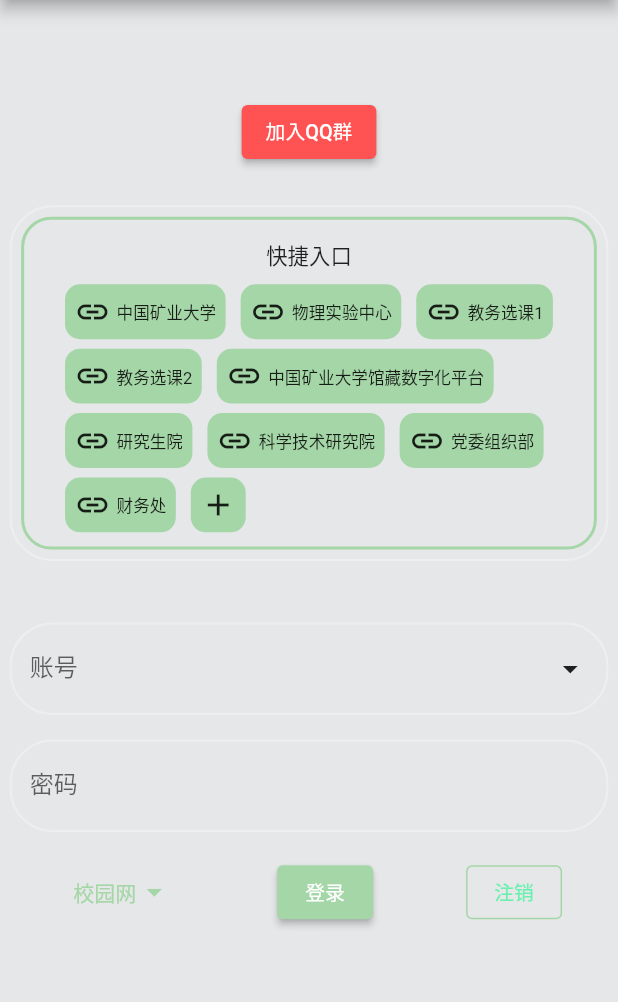
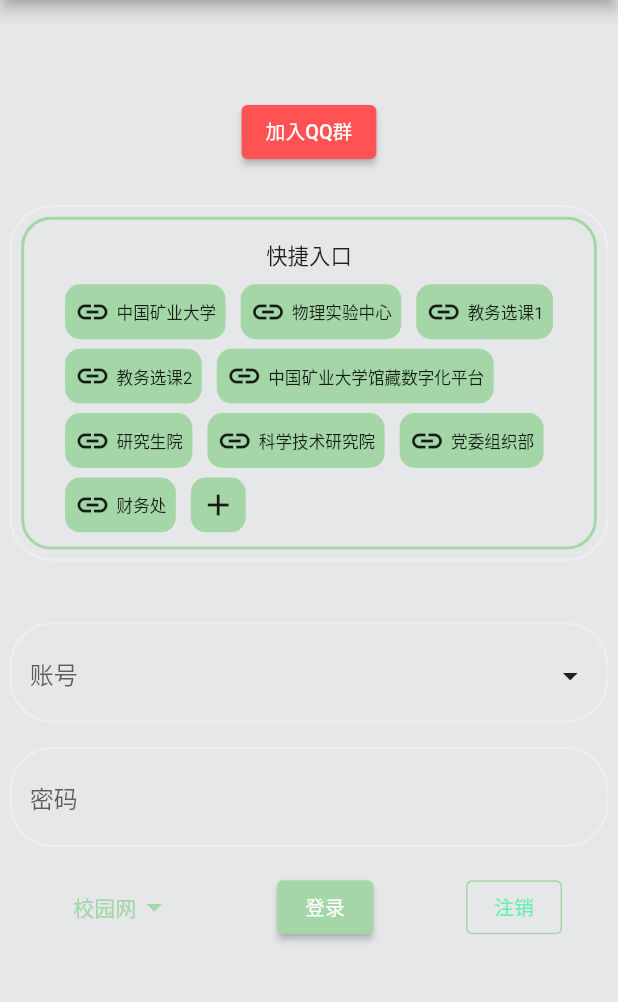
Before and after one commit to VaIOReTto1/CumtLogin, a Flutter app: the screen it shows after launch, on a phone screen of 412 x 824 dp, the part 84-1086 px from its top. Run offline on Flutter 3.47's test engine with Material 2 defaults, Android fonts, the phone set to English and light mode, and no system bars; our stand-ins replace bot_toast, cached_network_image, dio, flutter_screenutil, image_picker, material_design_icons_flutter and 2 more; missing offline and left inert: flutter_picker; network calls fail.

Commit message:
🐛bugfix:修改了显示问题的bug
替换框架里的showSnackBar为util文件里的showSnackBar，在账号密码处添加了一定高度以显示完全输入框。

```diff
--- a/lib/drawer/aboutUs/cpns/project_group.dart
+++ b/lib/drawer/aboutUs/cpns/project_group.dart
@@ -101,7 +101,7 @@ class ProjectGroup extends StatelessWidget {
           QNumber: '2930877510',
           githubUrl: 'https://github.com/xiangxinliao43',
           blogUrl: 'mirrso.icu',
-          personalSig: 'nULL',
+          personalSig: '没有签名',
           qLaunchUrl:
           'https://qm.qq.com/cgi-bin/qm/qr?k=QA35pFWmWonZ_KDs_ZFGPtaqBlXW1ZMh&noverify=0&personal_qrcode_source=4',
         ),
--- a/lib/drawer/aboutUs/cpns/res_group_tile.dart
+++ b/lib/drawer/aboutUs/cpns/res_group_tile.dart
@@ -2,7 +2,7 @@ import 'package:flutter/material.dart';
 import 'package:flutter/services.dart';
 
 import '../../../config.dart';
-
+import 'package:cumt_login/utils/utils.dart';
 
 class ResGroupTile extends StatelessWidget {
   const ResGroupTile({
@@ -34,9 +34,7 @@ class ResGroupTile extends StatelessWidget {
     return InkWell(
       onTap: () {
         Clipboard.setData(ClipboardData(text: qNumber)).then((_) {
-          ScaffoldMessenger.of(context).showSnackBar(
-            const SnackBar(content: Text('已复制到剪贴板')),
-          );
+          showSnackBar(context, '已复制到粘贴板');
         });
       },
       child: Container(
--- a/lib/main.dart
+++ b/lib/main.dart
@@ -137,12 +137,20 @@ class _LoginPageState extends State<LoginPage> with WidgetsBindingObserver {
                               children: [
                                 const SizedBox(height: 16.0),
                                 GlassMorphism(
-                                    child: buildTextField("账号", _usernameController,
-                                        showPopButton: true)),
+                                    child: Column(
+                                      children:[
+                                        const SizedBox(height: 5,),
+                                        buildTextField("账号", _usernameController,
+                                          showPopButton: true),]
+                                    )),
                                 const SizedBox(height: 16.0),
                                 GlassMorphism(
-                                    child: buildTextField("密码", _passwordController,
-                                        obscureText: true)),
+                                    child: Column(
+                                        children:[
+                                          const SizedBox(height: 5,),
+                                          buildTextField("密码", _passwordController,
+                                          obscureText: true),]
+                                    )),
                                 const SizedBox(height: 16.0),
                                 Row(
                                   mainAxisAlignment: MainAxisAlignment.spaceAround,
```
